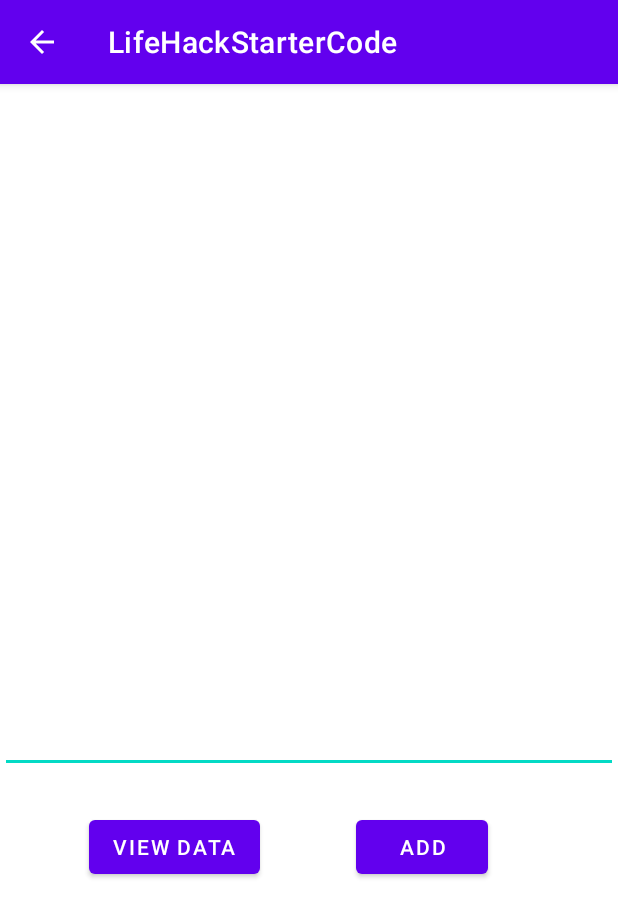
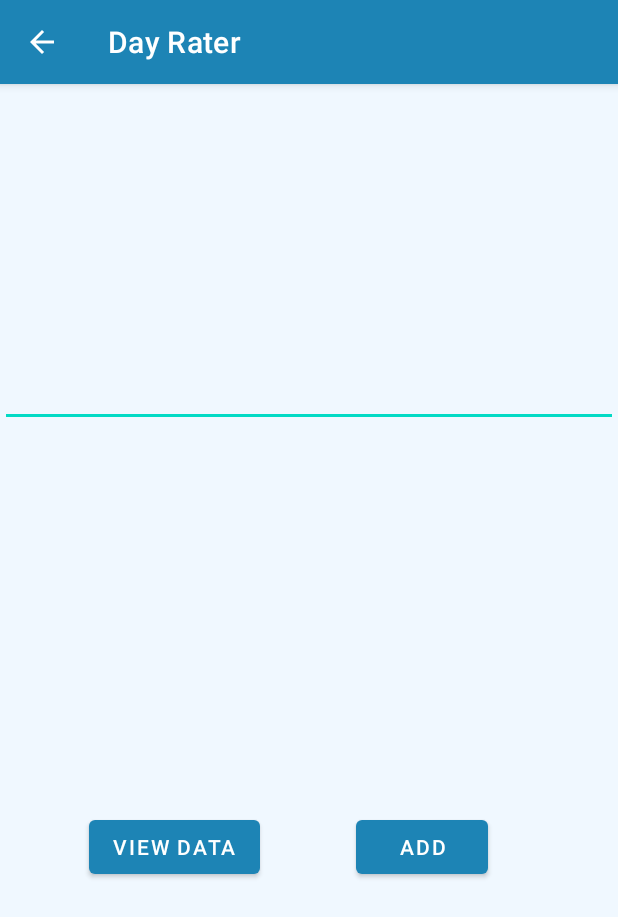
Before and after one commit to henry0225/Day_Rater, an Android app: the EditDataActivity screen opened directly, with no data from a screen before it, on a phone screen of 412 x 824 dp. Shown: the top 917 px of the screen. Run offline under Robolectric (Android 15) with nearby library versions, the phone set to English and light mode, and no system bars.

Commit message:
Styling changes

```diff
--- a/app/src/main/res/layout/activity_edit_data.xml
+++ b/app/src/main/res/layout/activity_edit_data.xml
@@ -15,17 +15,21 @@
         app:layout_constraintBottom_toBottomOf="parent"
         app:layout_constraintEnd_toEndOf="parent"
         app:layout_constraintStart_toStartOf="parent"
-        app:layout_constraintTop_toTopOf="parent" />
+        app:layout_constraintTop_toTopOf="parent"
+        app:layout_constraintVertical_bias="0.133" />
+
     <EditText
+        android:id="@+id/editText"
+        android:layout_width="match_parent"
+        android:layout_height="50dp"
         android:layout_marginTop="100dp"
         android:textAlignment="center"
-        android:layout_width="match_parent"
-        android:layout_height="50dp"
-        android:id="@+id/editText"
         app:layout_constraintBottom_toBottomOf="parent"
         app:layout_constraintEnd_toEndOf="parent"
+        app:layout_constraintHorizontal_bias="1.0"
         app:layout_constraintStart_toStartOf="parent"
-        app:layout_constraintTop_toTopOf="parent" />
+        app:layout_constraintTop_toTopOf="parent"
+        app:layout_constraintVertical_bias="0.127" />
 
     <Button
         android:id="@+id/btnAdd"
--- a/app/src/main/res/values/strings.xml
+++ b/app/src/main/res/values/strings.xml
@@ -1,3 +1,3 @@
 <resources>
-    <string name="app_name">LifeHackStarterCode</string>
+    <string name="app_name">Day Rater</string>
 </resources>
--- a/app/src/main/res/values/themes.xml
+++ b/app/src/main/res/values/themes.xml
@@ -2,13 +2,15 @@
     <!-- Base application theme. -->
     <style name="Theme.LifeHackStarterCode" parent="Theme.MaterialComponents.DayNight.DarkActionBar">
         <!-- Primary brand color. -->
-        <item name="colorPrimary">@color/purple_500</item>
-        <item name="colorPrimaryVariant">@color/purple_700</item>
+        <item name="colorPrimary">#1D84B5</item>
+        <item name="colorPrimaryVariant">#1495CC</item>
         <item name="colorOnPrimary">@color/white</item>
+        <item name="android:windowBackground">#f0f8ff</item>
+        <item name="android:textColor">#3d7ab8</item>
         <!-- Secondary brand color. -->
         <item name="colorSecondary">@color/teal_200</item>
         <item name="colorSecondaryVariant">@color/teal_700</item>
-        <item name="colorOnSecondary">@color/black</item>
+        <item name="colorOnSecondary">@color/white</item>
         <!-- Status bar color. -->
         <item name="android:statusBarColor" tools:targetApi="l">?attr/colorPrimaryVariant</item>
         <!-- Customize your theme here. -->
```
